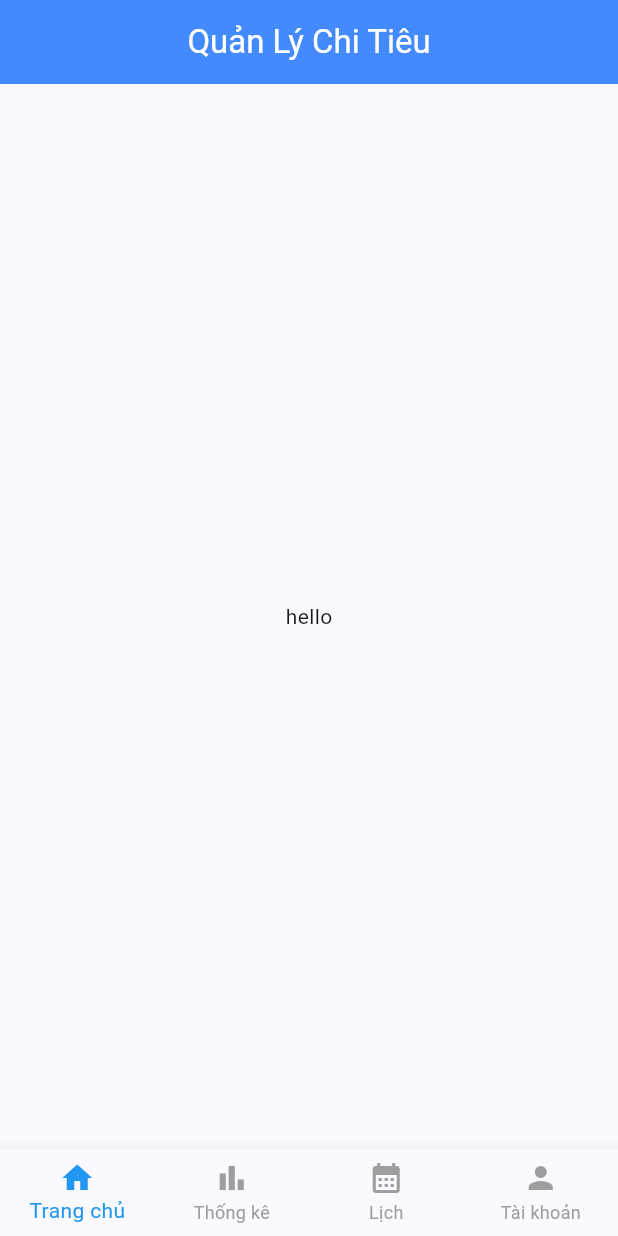
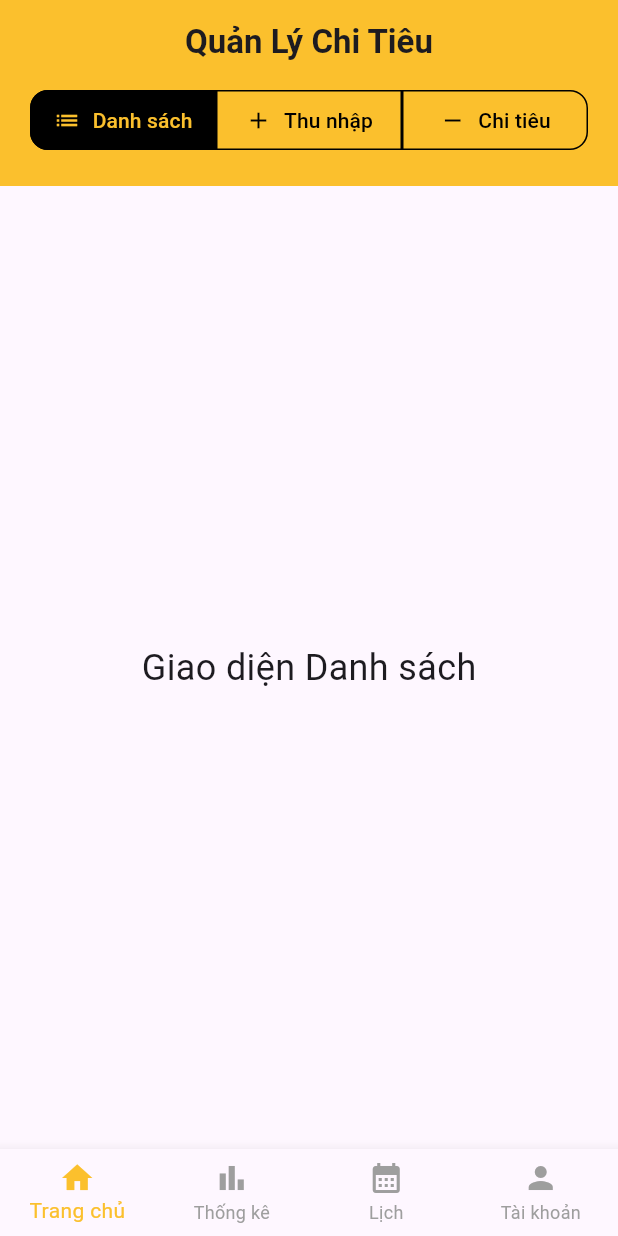
Before and after one commit to QBao27/QuanLyChiTieu_3TL, a Flutter app: the screen it shows after launch, on a phone screen of 412 x 824 dp. Run offline on Flutter 3.47's test engine with Material 3 defaults, Android fonts, the light colour scheme and no system bars.

Commit message:
xong trang them chi tieu

```diff
--- a/lib/main.dart
+++ b/lib/main.dart
@@ -17,7 +17,6 @@ class MyApp extends StatelessWidget {
     return MaterialApp(
       title: 'QuanLyChiTieu_3TL',
       theme: ThemeData(
-        colorScheme: ColorScheme.fromSeed(seedColor: Colors.blueAccent),
       ),
       home: HomePage(),
     );
@@ -42,16 +41,11 @@ class _HomePageState extends State<HomePage> {
   @override
   Widget build(BuildContext context) {
     return Scaffold(
-      appBar: AppBar(
-        title: Text('Quản Lý Chi Tiêu', style: TextStyle(color: Colors.white),),
-        centerTitle: true,
-        backgroundColor: Colors.blueAccent,
-      ),
       body: pages[currentIndex],
       bottomNavigationBar: BottomNavigationBar(
         currentIndex: currentIndex,
         type: BottomNavigationBarType.fixed,
-        selectedItemColor: Colors.blue,
+        selectedItemColor: Colors.yellow[700],
         unselectedItemColor: Colors.grey,
         onTap: (index) {
           setState(() {
--- a/lib/views/TrangChu/TrangChu.dart
+++ b/lib/views/TrangChu/TrangChu.dart
@@ -1,4 +1,6 @@
 import 'package:flutter/material.dart';
+import 'Trang_ChiTieu.dart';
+import 'Trang_ThuNhap.dart';
 
 class TrangChu extends StatefulWidget {
   const TrangChu({super.key});
@@ -8,8 +10,147 @@ class TrangChu extends StatefulWidget {
 }
 
 class _TrangChuState extends State<TrangChu> {
+  int selectedIndex = 0;
+
+  // Danh sách các giao diện tương ứng
+  final List<Widget> pages = [
+    Center(child: Text("Giao diện Danh sách", style: TextStyle(fontSize: 24))),
+    const ThemThuNhap(),
+    const ThemChiTieu(),
+  ];
+
   @override
   Widget build(BuildContext context) {
-    return Center(child: Text("hello"),);
+    return Scaffold(
+      appBar: AppBar(
+        title: const Text(
+          'Quản Lý Chi Tiêu',
+          style: TextStyle(fontWeight: FontWeight.bold, fontSize: 22),
+        ),
+        centerTitle: true,
+        backgroundColor: Colors.yellow[700],
+      ),
+      body: Column(
+        children: [
+          // Hàng nút lựa chọn
+          Container(
+            decoration: BoxDecoration(
+              color: Colors.yellow[700]
+            ),
+            padding: const EdgeInsets.only(bottom: 20, right: 20, left: 20),
+            child: Row(
+              children: [
+                // Nút 0: Danh sách
+                Expanded(
+                  child: OutlinedButton.icon(
+                    onPressed: () => setState(() => selectedIndex = 0),
+                    icon: Icon(
+                      Icons.list,
+                      color: selectedIndex == 0
+                          ? Colors.yellow[700]
+                          : Colors.black,
+                    ),
+                    label: Text(
+                      "Danh sách",
+                      style: TextStyle(
+                        color: selectedIndex == 0
+                            ? Colors.yellow[700]
+                            : Colors.black,
+                      ),
+                    ),
+                    style: OutlinedButton.styleFrom(
+                      backgroundColor: selectedIndex == 0
+                          ? Colors.black
+                          : Colors.yellow[700],
+                      side: const BorderSide(color: Colors.black, width: 1),
+                      shape: const RoundedRectangleBorder(
+                        borderRadius: BorderRadius.only(
+                          topLeft: Radius.circular(12),
+                          bottomLeft: Radius.circular(12),
+                        ),
+                      ),
+                      padding: const EdgeInsets.symmetric(vertical: 10),
+                    ),
+                  ),
+                ),
+
+                // Nút 1: Thu nhập
+                Expanded(
+                  child: OutlinedButton.icon(
+                    onPressed: () => setState(() => selectedIndex = 1),
+                    icon: Icon(
+                      Icons.add,
+                      color: selectedIndex == 1
+                          ? Colors.yellow[700]
+                          : Colors.black,
+                    ),
+                    label: Text(
+                      "Thu nhập",
+                      style: TextStyle(
+                        color: selectedIndex == 1
+                            ? Colors.yellow[700]
+                            : Colors.black,
+                      ),
+                    ),
+                    style: OutlinedButton.styleFrom(
+                      backgroundColor: selectedIndex == 1
+                          ? Colors.black
+                          : Colors.yellow[700],
+                      side: const BorderSide(color: Colors.black, width: 1),
+                      shape: const RoundedRectangleBorder(
+                        borderRadius: BorderRadius.zero,
+                      ),
+                      padding: const EdgeInsets.symmetric(vertical: 10),
+                    ),
+                  ),
+                ),
+
+                // Nút 2: Chi tiêu
+                Expanded(
+                  child: OutlinedButton.icon(
+                    onPressed: () => setState(() => selectedIndex = 2),
+                    icon: Icon(
+                      Icons.remove,
+                      color: selectedIndex == 2
+                          ? Colors.yellow[700]
+                          : Colors.black,
+                    ),
+                    label: Text(
+                      "Chi tiêu",
+                      style: TextStyle(
+                        color: selectedIndex == 2
+                            ? Colors.yellow[700]
+                            : Colors.black,
+                      ),
+                    ),
+                    style: OutlinedButton.styleFrom(
+                      backgroundColor: selectedIndex == 2
+                          ? Colors.black
+                          : Colors.yellow[700],
+                      side: const BorderSide(color: Colors.black, width: 1),
+                      shape: const RoundedRectangleBorder(
+                        borderRadius: BorderRadius.only(
+                          topRight: Radius.circular(12),
+                          bottomRight: Radius.circular(12),
+                        ),
+                      ),
+                      padding: const EdgeInsets.symmetric(vertical: 10),
+                    ),
+                  ),
+                ),
+              ],
+            ),
+          ),
+
+          // Nội dung bên dưới theo tab đã chọn
+          Expanded(
+            child: Container(
+              padding: const EdgeInsets.all(16),
+              child: pages[selectedIndex],
+            ),
+          ),
+        ],
+      ),
+    );
   }
 }
--- a/pubspec.yaml
+++ b/pubspec.yaml
@@ -30,6 +30,8 @@ environment:
 dependencies:
   flutter:
     sdk: flutter
+  intl: ^0.18.1
+
 
   # The following adds the Cupertino Icons font to your application.
   # Use with the CupertinoIcons class for iOS style icons.
```
Also changed, not shown: lib/views/TrangChu/Trang_ChiTieu.dart (added, +327 -0 lines), lib/views/TrangChu/Trang_ThuNhap.dart (added, +263 -0 lines), pubspec.lock.
